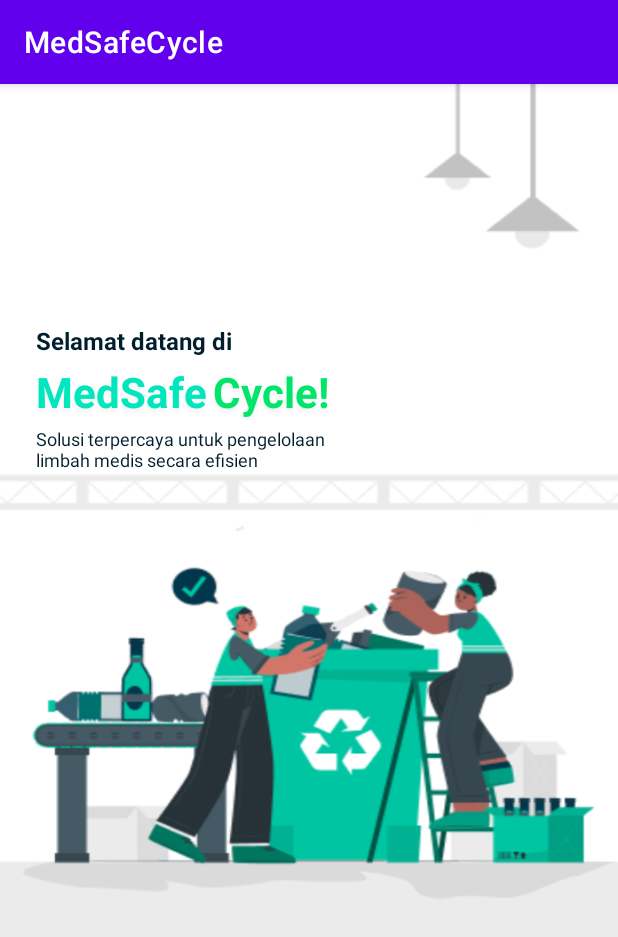
After one commit to agnesaudya/medsafecycle-app, an Android app: the fragment FistLandingFragment shown on its own in the app's theme, on a phone screen of 412 x 824 dp. The commit adds this screen. Shown: the top 937 px of the screen. Run offline under Robolectric (Android 15) with nearby library versions, the phone set to English and light mode, and no system bars.

Commit message:
[BASE] make basic xml for first and second fragment landing page

```diff
--- /dev/null
+++ b/app/src/main/java/com/example/medsafecycle/FistLandingFragment.kt
@@ -0,0 +1,59 @@
+package com.example.medsafecycle
+
+import android.os.Bundle
+import androidx.fragment.app.Fragment
+import android.view.LayoutInflater
+import android.view.View
+import android.view.ViewGroup
+
+// TODO: Rename parameter arguments, choose names that match
+// the fragment initialization parameters, e.g. ARG_ITEM_NUMBER
+private const val ARG_PARAM1 = "param1"
+private const val ARG_PARAM2 = "param2"
+
+/**
+ * A simple [Fragment] subclass.
+ * Use the [FistLandingFragment.newInstance] factory method to
+ * create an instance of this fragment.
+ */
+class FistLandingFragment : Fragment() {
+    // TODO: Rename and change types of parameters
+    private var param1: String? = null
+    private var param2: String? = null
+
+    override fun onCreate(savedInstanceState: Bundle?) {
+        super.onCreate(savedInstanceState)
+        arguments?.let {
+            param1 = it.getString(ARG_PARAM1)
+            param2 = it.getString(ARG_PARAM2)
+        }
+    }
+
+    override fun onCreateView(
+        inflater: LayoutInflater, container: ViewGroup?,
+        savedInstanceState: Bundle?
+    ): View? {
+        // Inflate the layout for this fragment
+        return inflater.inflate(R.layout.fragment_fist_landing, container, false)
+    }
+
+    companion object {
+        /**
+         * Use this factory method to create a new instance of
+         * this fragment using the provided parameters.
+         *
+         * @param param1 Parameter 1.
+         * @param param2 Parameter 2.
+         * @return A new instance of fragment FistLandingFragment.
+         */
+        // TODO: Rename and change types and number of parameters
+        @JvmStatic
+        fun newInstance(param1: String, param2: String) =
+            FistLandingFragment().apply {
+                arguments = Bundle().apply {
+                    putString(ARG_PARAM1, param1)
+                    putString(ARG_PARAM2, param2)
+                }
+            }
+    }
+}
--- /dev/null
+++ b/app/src/main/res/layout/fragment_fist_landing.xml
@@ -0,0 +1,75 @@
+<?xml version="1.0" encoding="utf-8"?>
+<androidx.constraintlayout.widget.ConstraintLayout xmlns:android="http://schemas.android.com/apk/res/android"
+    xmlns:app="http://schemas.android.com/apk/res-auto"
+    xmlns:tools="http://schemas.android.com/tools"
+    android:layout_width="match_parent"
+    android:layout_height="match_parent"
+    tools:context=".FistLandingFragment"
+    android:background="@drawable/landing_1_bg">
+
+
+    <!-- Selamat datang di -->
+
+    <!-- MedSafe Cycle! -->
+
+    <TextView
+        android:id="@+id/selamat_dat"
+        android:layout_width="wrap_content"
+        android:layout_height="wrap_content"
+        android:layout_alignParentLeft="true"
+        android:layout_alignParentTop="true"
+        android:layout_alignParentRight="true"
+        android:layout_alignParentBottom="true"
+        android:layout_marginStart="24dp"
+        android:layout_marginTop="160dp"
+        android:gravity="top"
+        android:text="@string/selamat_dat"
+        android:textAppearance="@style/selamat_dat"
+        android:textStyle="bold"
+        app:layout_constraintStart_toStartOf="parent"
+        app:layout_constraintTop_toTopOf="parent" />
+
+    <TextView
+        android:id="@+id/medsafe"
+        android:layout_width="wrap_content"
+        android:layout_height="wrap_content"
+        android:layout_marginStart="24dp"
+        android:layout_marginTop="4dp"
+        android:gravity="top"
+        android:text="@string/medsafe"
+        android:textAppearance="@style/medsafe_cyc"
+        android:textStyle="bold"
+        app:layout_constraintStart_toStartOf="parent"
+        app:layout_constraintTop_toBottomOf="@+id/selamat_dat" />
+
+    <TextView
+        android:id="@+id/cycle"
+        android:layout_width="wrap_content"
+        android:layout_height="wrap_content"
+        android:layout_marginStart="4dp"
+        android:gravity="top"
+        android:text="@string/cycle"
+        android:textAppearance="@style/medsafe_cycle"
+        android:textStyle="bold"
+        app:layout_constraintBottom_toBottomOf="@+id/medsafe"
+        app:layout_constraintStart_toEndOf="@+id/medsafe" />
+
+    <!-- Solusi terpercaya untuk pengelolaan limbah medis secara efisien -->
+    <TextView
+        android:id="@+id/solusi_terp"
+        android:layout_width="wrap_content"
+        android:layout_height="wrap_content"
+        android:layout_alignParentLeft="true"
+        android:layout_alignParentTop="true"
+        android:layout_alignParentRight="true"
+        android:layout_alignParentBottom="true"
+        android:layout_marginStart="24dp"
+        android:layout_marginTop="4dp"
+        android:gravity="top"
+        android:text="@string/solusi_terp"
+        android:textAppearance="@style/solusi_terp"
+        app:layout_constraintStart_toStartOf="parent"
+        app:layout_constraintTop_toBottomOf="@+id/medsafe" />
+
+
+</androidx.constraintlayout.widget.ConstraintLayout>
--- a/app/src/main/res/values/strings.xml
+++ b/app/src/main/res/values/strings.xml
@@ -1,3 +1,12 @@
 <resources>
     <string name="app_name">MedSafeCycle</string>
+    <!-- TODO: Remove or change this placeholder text -->
+    <string name="hello_blank_fragment">Hello blank fragment</string>
+    <string name="medsafe">MedSafe</string>
+    <string name="cycle">Cycle!</string>
+    <string name="selamat_dat">Selamat datang di</string>
+    <string name="solusi_terp">Solusi terpercaya untuk pengelolaan\nlimbah medis secara efisien</string>
+    <string name="medsafe_title">MedSafe Cycle</string>
+    <string name="welcome_msg">Mudah digunakan. Anda cukup memfoto\nsampah medis yang ingin anda cari tahu\ninformasinya.\n\nAnda dengan mudahnya bisa mendapatkan\ninformasi klasifikasi dan cara pembuangan\ndari sampah medis tersebut.
+    </string>
 </resources>
--- /dev/null
+++ b/app/src/main/res/values/styles.xml
@@ -0,0 +1,41 @@
+<?xml version="1.0" encoding="utf-8"?>
+<resources>
+    <style name="medsafe_cyc">
+        <item name="android:textSize">28sp</item>
+        <item name="android:textColor">#00E6BD</item>
+        <item name="android:shadowColor">#0D000000</item>
+        <item name="android:shadowDx">0</item>
+        <item name="android:shadowDy">4</item>
+        <item name="android:shadowRadius">4</item>
+    </style>
+
+    <style name="medsafe_cycle">
+        <item name="android:textSize">28sp</item>
+        <item name="android:textColor">#00E56A</item>
+        <item name="android:shadowColor">#0D000000</item>
+        <item name="android:shadowDx">0</item>
+        <item name="android:shadowDy">4</item>
+        <item name="android:shadowRadius">4</item>
+    </style>
+
+    <style name="selamat_dat">
+        <item name="android:textSize">16sp</item>
+        <item name="android:textColor">#001E2B</item>
+    </style>
+
+    <style name="solusi_terp">
+        <item name="android:textSize">12sp</item>
+        <item name="android:textColor">#001E2B</item>
+    </style>
+
+    <style name="medsafe_title">
+        <item name="android:textSize">28sp</item>
+        <item name="android:textColor">#001E2B</item>
+    </style>
+
+    <style name="welcome_msg">
+        <item name="android:textSize">12sp</item>
+        <item name="android:textColor">#001E2B</item>
+    </style>
+
+</resources>
```
Also changed, not shown: app/src/main/java/com/example/medsafecycle/SecondLandingFragment.kt (added, +59 -0 lines), app/src/main/res/layout/fragment_second_landing.xml (added, +45 -0 lines), app/src/main/res/drawable/landing_1_bg.png (added), app/src/main/res/drawable/landing_2_bg.png (added).
